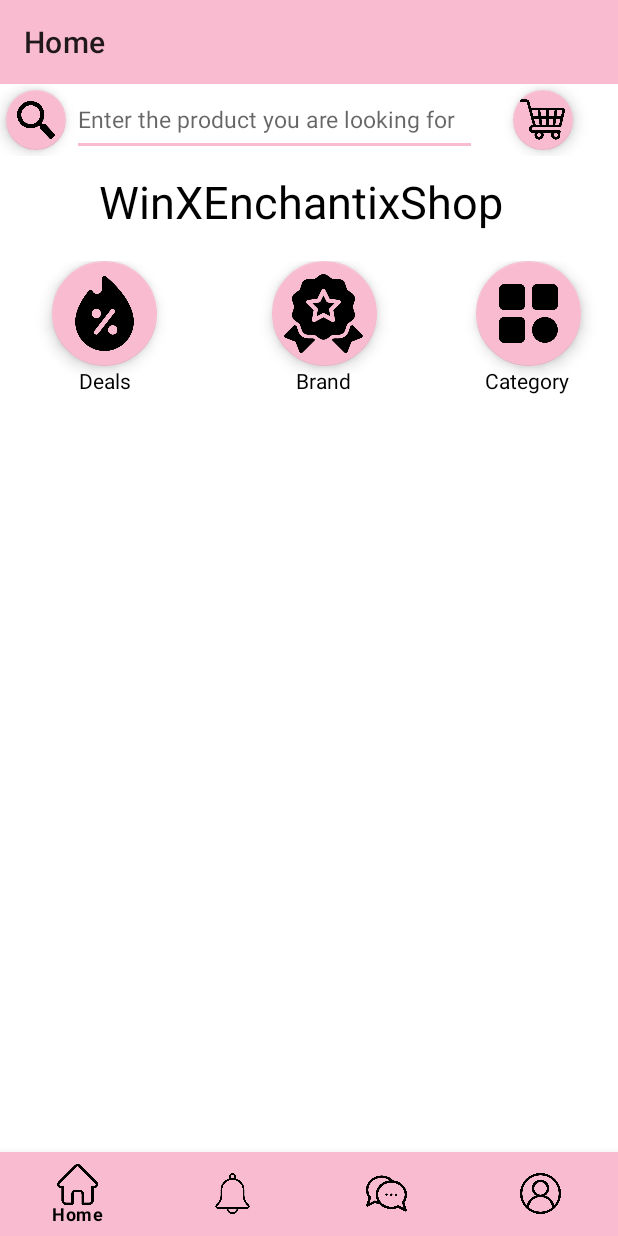
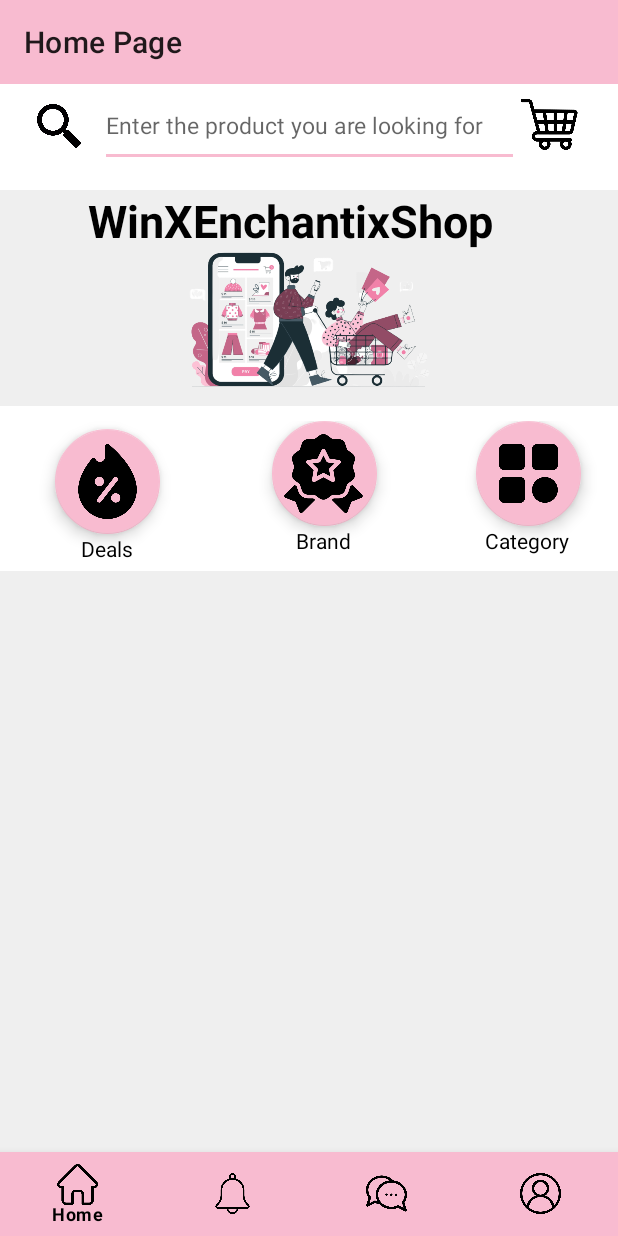
Before and after one commit to ngochai-hcmus/WinXEnchantixShop, an Android app: the screen it shows after launch (MainActivity), on a phone screen of 412 x 824 dp. Run offline under Robolectric (Android 15) with nearby library versions, the light colour scheme and no system bars.

Commit message:
commit activity

```diff
--- a/app/build.gradle
+++ b/app/build.gradle
@@ -42,6 +42,7 @@
     implementation 'androidx.appcompat:appcompat:1.4.2'
     implementation 'com.google.android.material:material:1.6.1'
     implementation 'androidx.constraintlayout:constraintlayout:2.1.4'
+    implementation 'com.google.firebase:firebase-database:19.2.1'
     testImplementation 'junit:junit:4.13.2'
     androidTestImplementation 'androidx.test.ext:junit:1.1.3'
     androidTestImplementation 'androidx.test.espresso:espresso-core:3.4.0'
--- a/app/src/main/res/layout/fragment_home_page.xml
+++ b/app/src/main/res/layout/fragment_home_page.xml
@@ -12,87 +12,131 @@
         android:layout_width="match_parent"
         android:layout_height="?attr/actionBarSize"
         android:background="@color/pink"
-        app:title="Home">
+        app:title="Home Page">
 
     </androidx.appcompat.widget.Toolbar>
+
+    <androidx.constraintlayout.widget.ConstraintLayout
+        android:layout_width="match_parent"
+        android:layout_height="wrap_content">
+
+        <EditText
+            android:id="@+id/editText2"
+            android:layout_width="279dp"
+            android:layout_height="55dp"
+            android:hint="Enter the product you are looking for"
+            android:textSize="15dp"
+            app:layout_constraintBottom_toBottomOf="parent"
+            app:layout_constraintEnd_toEndOf="parent"
+            app:layout_constraintStart_toStartOf="parent"
+            app:layout_constraintTop_toTopOf="parent"
+            app:layout_constraintVertical_bias="0.0" />
+
+        <ImageView
+            android:id="@+id/btn_shoppingcart"
+            android:layout_width="40dp"
+            android:layout_height="38dp"
+            android:layout_gravity="center_horizontal"
+            app:fabCustomSize="40dp"
+            app:layout_constraintBottom_toBottomOf="parent"
+            app:layout_constraintEnd_toEndOf="parent"
+            app:layout_constraintHorizontal_bias="0.0"
+            app:layout_constraintStart_toEndOf="@+id/editText2"
+            app:layout_constraintTop_toTopOf="parent"
+            app:layout_constraintVertical_bias="0.47"
+            app:maxImageSize="30dp"
+            app:srcCompat="@drawable/ic_shoppingcart" />
+
+        <ImageView
+            android:id="@+id/imageView2"
+            android:layout_width="32dp"
+            android:layout_height="29dp"
+            android:src="@drawable/ic_search"
+            app:layout_constraintBottom_toBottomOf="parent"
+            app:layout_constraintEnd_toStartOf="@+id/editText2"
+            app:layout_constraintHorizontal_bias="0.666"
+            app:layout_constraintStart_toStartOf="parent"
+            app:layout_constraintTop_toTopOf="parent" />
+
+    </androidx.constraintlayout.widget.ConstraintLayout>
 
     <LinearLayout
         android:layout_width="match_parent"
         android:layout_height="wrap_content"
-        android:layout_marginBottom="0dp">
-
-        <com.google.android.material.floatingactionbutton.FloatingActionButton
-            android:id="@+id/btn_search"
-            android:layout_width="wrap_content"
-            android:layout_height="wrap_content"
-            android:layout_gravity="center_horizontal"
-            android:backgroundTint="@color/pink"
-            android:contentDescription="@string/action_search"
-            app:fabCustomSize="40dp"
-            app:maxImageSize="25dp"
-            app:srcCompat="@drawable/ic_search" />
-
-        <EditText
-            android:layout_width="270dp"
-            android:layout_height="match_parent"
-            android:hint="Enter the product you are looking for"
-            android:textSize="15dp"/>
-
-        <com.google.android.material.floatingactionbutton.FloatingActionButton
-            android:id="@+id/btn_shoppingcart"
-            android:layout_marginLeft="20dp"
-            android:layout_width="wrap_content"
-            android:layout_height="wrap_content"
-            android:layout_gravity="center_horizontal"
-            app:fabCustomSize="40dp"
-            app:maxImageSize="30dp"
-            app:srcCompat="@drawable/ic_shoppingcart" />
+        android:layout_marginBottom="5dp"
+        android:layout_marginTop="10dp">
 
     </LinearLayout>
 
-    <TextView
-        android:id="@+id/txt_appname"
-        android:layout_width="300dp"
-        android:layout_height="60dp"
-        android:layout_gravity="center"
-        android:layout_marginLeft="10dp"
-        android:layout_marginTop="10dp"
-        android:text="@string/app_name"
-        android:textColor="@color/black"
-        android:textSize="30sp" />
+    <androidx.constraintlayout.widget.ConstraintLayout
+        android:layout_width="match_parent"
+        android:layout_height="144dp"
+        android:layout_marginBottom="10dp"
+        android:background="@color/grey">
+
+        <TextView
+            android:id="@+id/txt_appname"
+            android:layout_width="294dp"
+            android:layout_height="45dp"
+            android:layout_gravity="center"
+            android:text="@string/app_name"
+            android:textColor="@color/black"
+            android:textSize="30sp"
+            android:textStyle="bold"
+            app:layout_constraintEnd_toEndOf="parent"
+            app:layout_constraintHorizontal_bias="0.496"
+            app:layout_constraintStart_toStartOf="parent"
+            tools:ignore="MissingConstraints"
+            tools:layout_editor_absoluteY="2dp" />
+
+        <ImageView
+            android:id="@+id/imageView"
+            android:layout_width="222dp"
+            android:layout_height="115dp"
+            android:layout_marginTop="28dp"
+            android:src="@drawable/img_marketing"
+            app:layout_constraintEnd_toEndOf="parent"
+            app:layout_constraintHorizontal_bias="0.497"
+            app:layout_constraintStart_toStartOf="parent"
+            app:layout_constraintTop_toTopOf="parent" />
+
+    </androidx.constraintlayout.widget.ConstraintLayout>
 
     <FrameLayout
         android:layout_width="match_parent"
         android:layout_height="100dp">
+
         <LinearLayout
-            android:layout_width="100dp"
-            android:layout_height="wrap_content"
-            android:orientation="vertical"
+            android:layout_width="103dp"
+            android:layout_height="match_parent"
+            android:layout_marginLeft="20dp"
             android:gravity="center"
-            android:layout_marginLeft="20dp">
+            android:orientation="vertical">
 
             <com.google.android.material.floatingactionbutton.FloatingActionButton
                 android:id="@+id/imgBtn_deals"
-                android:layout_width="70dp"
-                android:layout_height="70dp"
+                android:layout_width="wrap_content"
+                android:layout_height="wrap_content"
                 app:fabCustomSize="70dp"
                 app:maxImageSize="50dp"
-                app:srcCompat="@drawable/ic_deal" />
+                app:srcCompat="@drawable/ic_deal"
+                tools:ignore="SpeakableTextPresentCheck,SpeakableTextPresentCheck" />
 
             <TextView
                 android:layout_width="wrap_content"
                 android:layout_height="wrap_content"
                 android:text="Deals"
-                android:textColor="@color/black"/>
+                android:textColor="@color/black" />
 
         </LinearLayout>
 
         <LinearLayout
             android:layout_width="100dp"
             android:layout_height="wrap_content"
-            android:orientation="vertical"
             android:layout_gravity="center_horizontal"
-            android:layout_marginLeft="10dp">
+            android:layout_marginLeft="10dp"
+            android:orientation="vertical">
+
             <com.google.android.material.floatingactionbutton.FloatingActionButton
                 android:id="@+id/btn_brand"
                 android:layout_width="70dp"
@@ -100,23 +144,25 @@
                 android:layout_marginLeft="15dp"
                 app:fabCustomSize="70dp"
                 app:maxImageSize="70dp"
-                app:srcCompat="@drawable/ic_brand" />
+                app:srcCompat="@drawable/ic_brand"
+                tools:ignore="SpeakableTextPresentCheck,SpeakableTextPresentCheck" />
 
             <TextView
                 android:layout_width="wrap_content"
                 android:layout_height="wrap_content"
                 android:layout_gravity="center"
                 android:text="Brand"
-                android:textColor="@color/black"/>
+                android:textColor="@color/black" />
 
         </LinearLayout>
 
         <LinearLayout
             android:layout_width="100dp"
             android:layout_height="wrap_content"
-            android:orientation="vertical"
             android:layout_gravity="end"
-            android:layout_marginRight="10dp">
+            android:layout_marginRight="10dp"
+            android:orientation="vertical">
+
             <com.google.android.material.floatingactionbutton.FloatingActionButton
                 android:id="@+id/imgBtn_category"
                 android:layout_width="70dp"
@@ -124,13 +170,15 @@
                 android:layout_marginLeft="15dp"
                 app:fabCustomSize="70dp"
                 app:maxImageSize="50dp"
-                app:srcCompat="@drawable/ic_category"/>
+                app:srcCompat="@drawable/ic_category"
+                tools:ignore="SpeakableTextPresentCheck,SpeakableTextPresentCheck,SpeakableTextPresentCheck,SpeakableTextPresentCheck" />
+
             <TextView
                 android:layout_width="wrap_content"
                 android:layout_height="wrap_content"
                 android:layout_gravity="center"
                 android:text="Category"
-                android:textColor="@color/black"/>
+                android:textColor="@color/black" />
 
         </LinearLayout>
 
@@ -143,7 +191,8 @@
 
         <GridView
             android:layout_width="match_parent"
-            android:layout_height="match_parent">
+            android:layout_height="match_parent"
+            android:background="@color/grey">
 
         </GridView>
 
```
Also changed, not shown: app/src/main/res/drawable/img_marketing.png (added), 1 other file.
